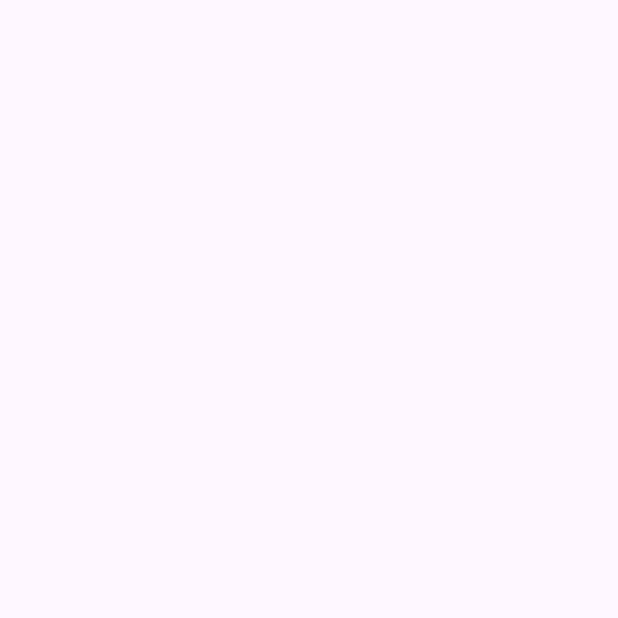
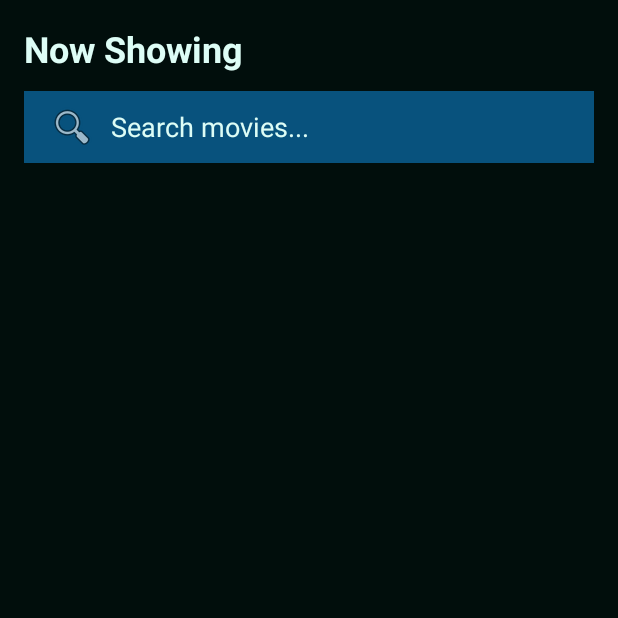
Before and after one commit to Joudxjx/APEX-CSC402, an Android app: the MovieCatalogActivity screen opened directly, with no data from a screen before it, on a phone screen of 412 x 824 dp, the top half of it. Before the commit the part shown is empty. Run offline under Robolectric (Android 15) with nearby library versions, the phone set to English and light mode, and no system bars; 1 statement that could not run was skipped.

Commit message:
added xml code + initial colors

```diff
--- a/app/src/main/res/layout/activity_movie_catalog.xml
+++ b/app/src/main/res/layout/activity_movie_catalog.xml
@@ -1,10 +1,40 @@
 <?xml version="1.0" encoding="utf-8"?>
-<androidx.constraintlayout.widget.ConstraintLayout xmlns:android="http://schemas.android.com/apk/res/android"
-    xmlns:app="http://schemas.android.com/apk/res-auto"
-    xmlns:tools="http://schemas.android.com/tools"
-    android:id="@+id/main"
+<LinearLayout xmlns:android="http://schemas.android.com/apk/res/android"
     android:layout_width="match_parent"
     android:layout_height="match_parent"
-    tools:context=".catalog.MovieCatalogActivity">
+    android:orientation="vertical"
+    android:background="#010e0c"
+    android:padding="16dp">
 
-</androidx.constraintlayout.widget.ConstraintLayout>
+    <!-- App Title or Header -->
+    <TextView
+        android:layout_width="match_parent"
+        android:layout_height="wrap_content"
+        android:text="Now Showing"
+        android:textSize="24sp"
+        android:textStyle="bold"
+        android:textColor="#ddfdf6"
+        android:layout_marginBottom="12dp" />
+
+    <!-- Search Bar -->
+    <EditText
+        android:id="@+id/searchBar"
+        android:layout_width="match_parent"
+        android:layout_height="48dp"
+        android:background="#08527d"
+        android:hint="Search movies..."
+        android:textColor="#ddfdf6"
+        android:textColorHint="#ddfdf6"
+        android:paddingHorizontal="16dp"
+        android:layout_marginBottom="16dp"
+        android:drawableStart="@android:drawable/ic_menu_search"
+        android:drawablePadding="10dp" />
+
+    <!-- Movie Catalog Grid/List -->
+    <androidx.recyclerview.widget.RecyclerView
+        android:id="@+id/recyclerViewMovies"
+        android:layout_width="match_parent"
+        android:layout_height="match_parent"
+        android:scrollbars="vertical" />
+
+</LinearLayout>
```
